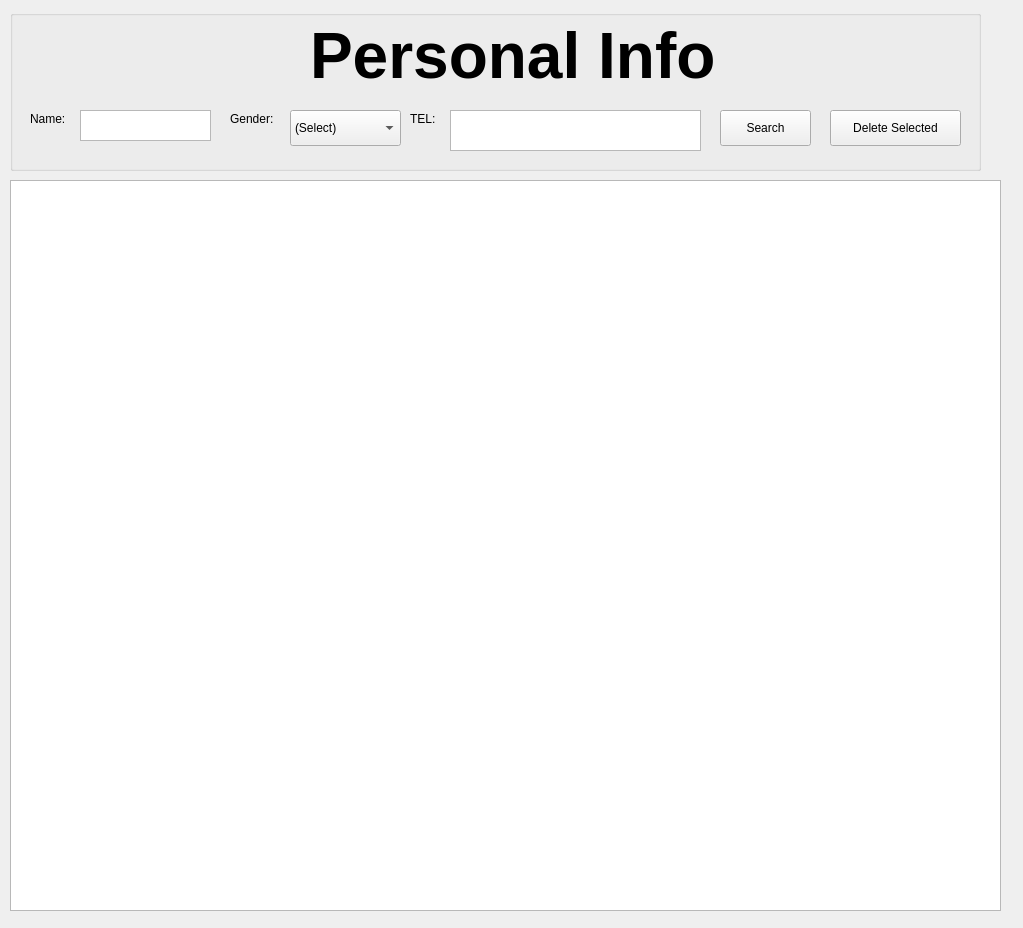
Qt form searchWindow.ui (OhaoTech/ClinicManager) before a commit.
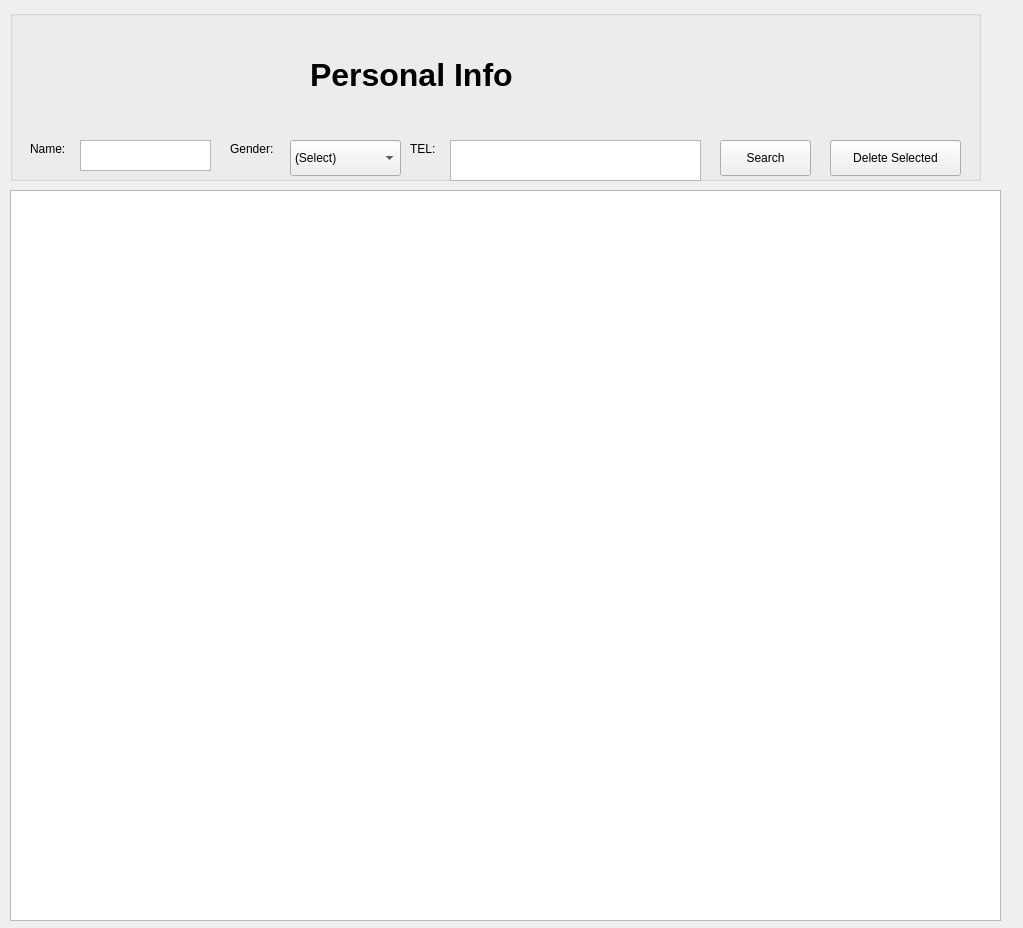
The same form after that commit. Icons and pictures are not drawn.

The edit to the form file:
```diff
--- a/searchWindow.ui
+++ b/searchWindow.ui
@@ -23,7 +23,7 @@
      <x>10</x>
      <y>10</y>
      <width>971</width>
-     <height>161</height>
+     <height>171</height>
     </rect>
    </property>
    <property name="title">
@@ -33,7 +33,7 @@
     <property name="geometry">
      <rect>
       <x>710</x>
-      <y>100</y>
+      <y>130</y>
       <width>91</width>
       <height>36</height>
      </rect>
@@ -46,7 +46,7 @@
     <property name="geometry">
      <rect>
       <x>440</x>
-      <y>100</y>
+      <y>130</y>
       <width>251</width>
       <height>41</height>
      </rect>
@@ -61,18 +61,32 @@
       <x>300</x>
       <y>10</y>
       <width>431</width>
-      <height>71</height>
+      <height>111</height>
      </rect>
     </property>
+    <property name="font">
+     <font>
+      <pointsize>6</pointsize>
+     </font>
+    </property>
     <property name="text">
-     <string>&lt;html&gt;&lt;head/&gt;&lt;body&gt;&lt;p&gt;&lt;span style=&quot; font-size:48pt; font-weight:700;&quot;&gt;Personal Info&lt;/span&gt;&lt;/p&gt;&lt;/body&gt;&lt;/html&gt;</string>
+     <string>&lt;html&gt;&lt;head/&gt;&lt;body&gt;&lt;p&gt;&lt;span style=&quot; font-size:24pt; font-weight:700;&quot;&gt;Personal Info&lt;/span&gt;&lt;/p&gt;&lt;/body&gt;&lt;/html&gt;</string>
+    </property>
+    <property name="wordWrap">
+     <bool>true</bool>
+    </property>
+    <property name="indent">
+     <number>0</number>
+    </property>
+    <property name="textInteractionFlags">
+     <set>Qt::TextBrowserInteraction</set>
     </property>
    </widget>
    <widget class="QPlainTextEdit" name="name_plainTextEdit">
     <property name="geometry">
      <rect>
       <x>70</x>
-      <y>100</y>
+      <y>130</y>
       <width>131</width>
       <height>31</height>
      </rect>
@@ -85,7 +99,7 @@
     <property name="geometry">
      <rect>
       <x>20</x>
-      <y>100</y>
+      <y>130</y>
       <width>66</width>
       <height>18</height>
      </rect>
@@ -98,8 +112,8 @@
     <property name="geometry">
      <rect>
       <x>400</x>
-      <y>100</y>
-      <width>66</width>
+      <y>130</y>
+      <width>31</width>
       <height>18</height>
      </rect>
     </property>
@@ -111,8 +125,8 @@
     <property name="geometry">
      <rect>
       <x>220</x>
-      <y>100</y>
-      <width>66</width>
+      <y>130</y>
+      <width>51</width>
       <height>18</height>
      </rect>
     </property>
@@ -124,7 +138,7 @@
     <property name="geometry">
      <rect>
       <x>280</x>
-      <y>100</y>
+      <y>130</y>
       <width>111</width>
       <height>36</height>
      </rect>
@@ -149,7 +163,7 @@
     <property name="geometry">
      <rect>
       <x>820</x>
-      <y>100</y>
+      <y>130</y>
       <width>131</width>
       <height>36</height>
      </rect>
@@ -172,7 +186,7 @@
    <property name="geometry">
     <rect>
      <x>10</x>
-     <y>180</y>
+     <y>190</y>
      <width>991</width>
      <height>731</height>
     </rect>
```
